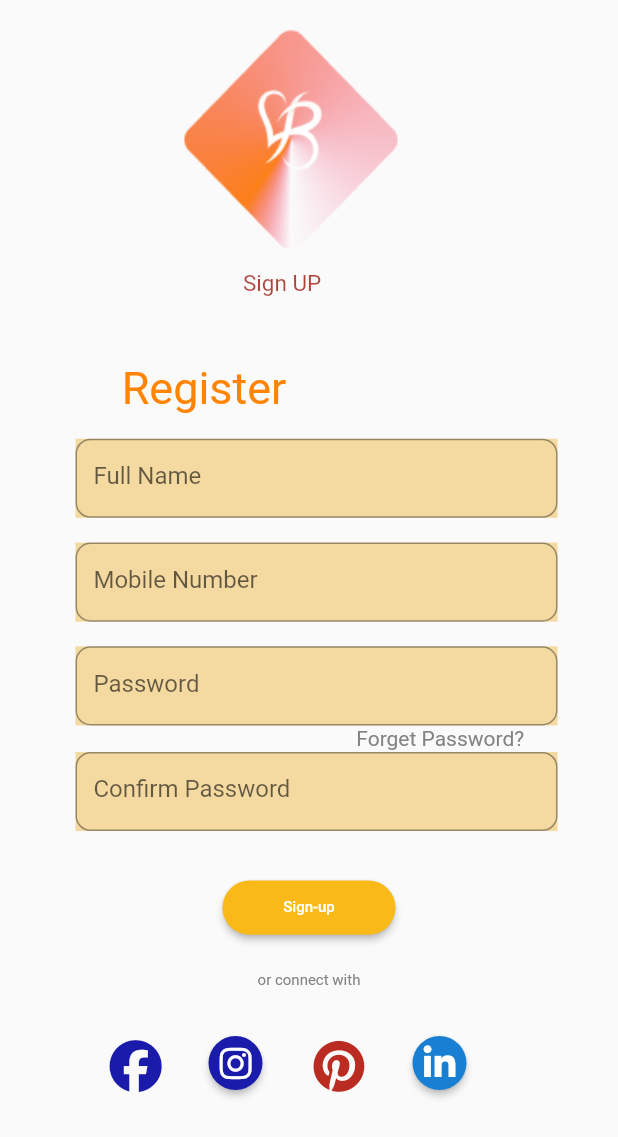
After one commit to Poonamsh06/videoapp, a Flutter app: the Register screen opened directly, on a phone screen of 412 x 824 dp. The commit adds this screen. Shown: the top 1137 px of the screen. Run offline on Flutter 3.47's test engine with Material 2 defaults, Android fonts, the phone set to English and light mode, and no system bars; our stand-ins replace cloud_firestore, country_code_picker, email_validator, firebase_auth, firebase_core, firebase_storage and 10 more; missing offline and left inert: video_compress; accounts and stored records are empty.

Commit message:
Harman task complete

```diff
--- /dev/null
+++ b/lib/views/harman/register.dart
@@ -0,0 +1,115 @@
+import 'package:flutter/material.dart';
+import 'package:font_awesome_flutter/font_awesome_flutter.dart';
+class Register extends StatelessWidget {
+
+  @override
+  Widget build(BuildContext context) {
+    var size=MediaQuery.of(context).size;
+    return Scaffold(
+      body: ListView(
+        children: [
+          Column(
+            children: [
+              Padding(
+                padding: const EdgeInsets.only(top: 20),
+                child: Stack(
+                  children: [
+                   Image.asset("assests/Polygon 1.png"),
+                     Padding(
+                       padding:  EdgeInsets.fromLTRB(25,20,50,100),
+                       child: Image.asset( "assests/register_image.png",),
+                     ),
+                  Padding(
+                padding:  EdgeInsets.fromLTRB(40,160,50,2),
+                child: Text("Sign UP",style: TextStyle(fontSize: 15,color:  Color.fromARGB(199, 151, 18, 8))),
+              ),
+              ],
+                ),
+              ),
+                 Padding(
+                   padding: const EdgeInsets.only(right: 140),
+                   child: Text("Register",style: TextStyle(fontSize: 30,color: Color.fromARGB(255, 255, 132, 0),),),
+                 ),
+
+
+              SizedBox(height: size.height*0.02),
+              Padding(
+                padding: const EdgeInsets.only(left: 10),
+               child: Customtextfield(size,"Full Name"),
+              ),
+              SizedBox(height: size.height*0.02,),
+              Padding(
+                padding: const EdgeInsets.only(left: 10),
+                child:Customtextfield(size,"Mobile Number")
+              ),
+              SizedBox(height: size.height*0.02,),
+              Padding(
+                padding: const EdgeInsets.only(left: 10),
+                child: Customtextfield(size,"Password")
+              ),
+              SizedBox(height: size.height*0.001,),
+              Padding(
+                padding: const EdgeInsets.only(left: 175),
+                child: Text("Forget Password?",style: TextStyle(color: Color.fromARGB(255, 132, 131, 131)),),
+              ),
+              SizedBox(height: size.height*0.001),
+              Padding(
+                padding: const EdgeInsets.only(left: 10),
+                child: Customtextfield(size,"Confirm Password"),
+              ),
+              SizedBox(height:size.height*0.04,),
+              Container(
+                 height: size.height*0.044,
+                    width: size.width*0.28,
+                child: SizedBox(child: ElevatedButton(onPressed: (){}, child: Text("Sign-up",style:  TextStyle(fontSize: 10,color: Colors.white),),
+
+               style: ElevatedButton.styleFrom(shape: const StadiumBorder(),
+                    backgroundColor:Color.fromARGB(255, 249, 185, 25)),
+                 ) )
+                ),
+                SizedBox(height: size.height*0.03,),
+                Text("or connect with",style:TextStyle(fontSize: 10,color: Color.fromARGB(255, 132, 131, 131))),
+           SizedBox(height: size.height*0.03,),
+           Padding(
+             padding: const EdgeInsets.only(left: 65),
+             child: Row(
+              children: [
+                IconButton(onPressed: (){}, icon:Icon( FontAwesomeIcons.facebook,color: Color.fromARGB(255, 26, 26, 171),size:35 ,)),
+                         MaterialButton(
+                          shape: CircleBorder(),
+                          color: Color.fromARGB(255, 26, 26, 171),
+                          padding: EdgeInsets.all(5),
+                         child:Icon(FontAwesomeIcons.instagram,color: Colors.white,),
+                         onPressed: (){},),
+                          IconButton(onPressed: (){}, icon:Icon( FontAwesomeIcons.pinterest,color: Color.fromARGB(255, 186, 43, 33),size: 35,)),
+                          MaterialButton(
+                          shape: CircleBorder(),
+                          color: Color.fromARGB(255, 25, 127, 211),
+                          padding: EdgeInsets.all(5),
+                         child:Icon(FontAwesomeIcons.linkedinIn,color: Colors.white,),
+                         onPressed: (){},),            ],
+             ),
+           )
+            ],
+
+
+          ),
+        ],
+      ),
+      );
+  }
+
+  Container Customtextfield(Size size,String Text) {
+    return Container(
+            height: size.height*0.064,
+            width: size.width*0.78,
+            color:  Color.fromARGB(255, 244, 217, 161),
+            child: TextField(
+              decoration: InputDecoration(
+                border: OutlineInputBorder(borderRadius: BorderRadius.circular(10)),
+                hintText: Text
+              ),
+            ),
+          );
+  }
+}
```
Also changed, not shown: lib/views/auth/phone_auth_screen.dart (+8 -8 lines), lib/views/harman/mobile.dart (added, +89 -0 lines), lib/views/harman/otp.dart (added, +67 -0 lines), assests/Polygon 1.png (added), assests/Rectangle 17.png (added), assests/register_image.png (added), pubspec.lock.
